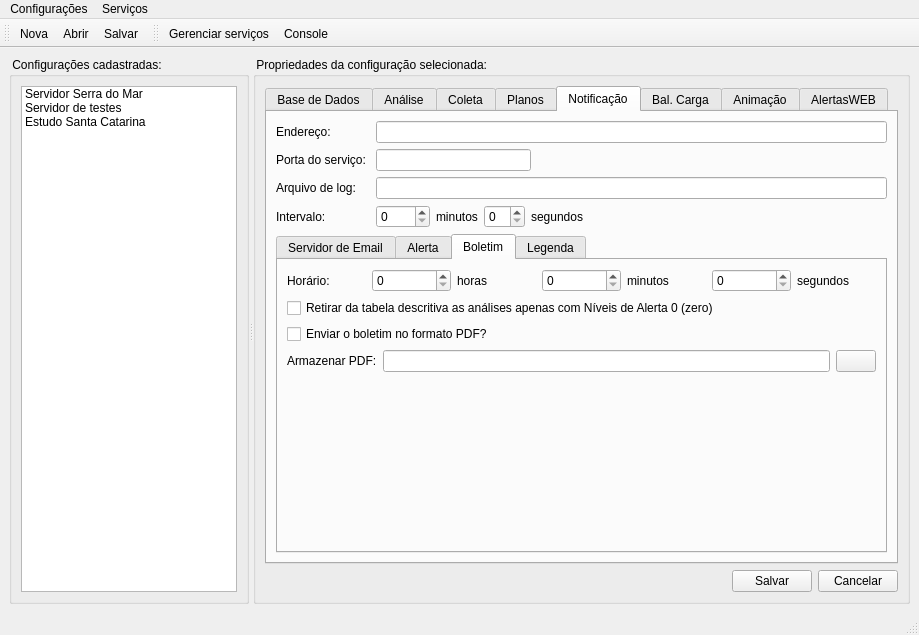
The window that src/terrama2/gui/admin/ui/AdminAppForm.ui (TerraMA2/terrama2) describes before a commit, drawn with Qt 5.
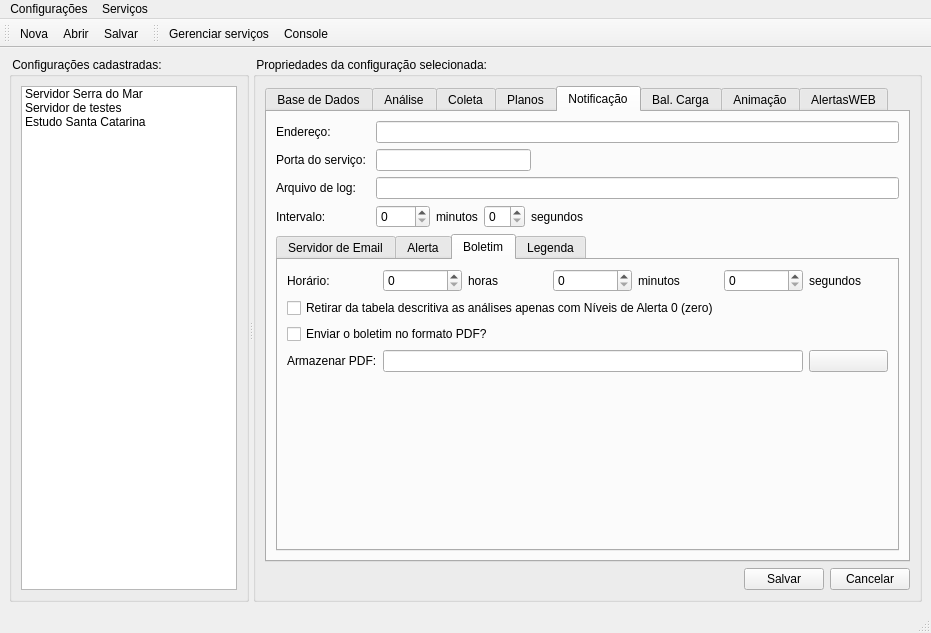
The same window after the commit. The open tabs and pages were chosen to show the change. Icons and pictures are not drawn.

Commit message: changes in the layout of Admin module, fixing size of main window

Diff of the .ui file:
```diff
--- a/src/terrama2/gui/admin/ui/AdminAppForm.ui
+++ b/src/terrama2/gui/admin/ui/AdminAppForm.ui
@@ -6,16 +6,16 @@
    <rect>
     <x>0</x>
     <y>0</y>
-    <width>919</width>
-    <height>635</height>
+    <width>931</width>
+    <height>633</height>
    </rect>
   </property>
   <property name="windowTitle">
    <string>TerraMA² - Módulo de Administração</string>
   </property>
   <widget class="QWidget" name="centralwidget">
-   <layout class="QVBoxLayout">
-    <item>
+   <layout class="QGridLayout" name="gridLayout_8">
+    <item row="0" column="0">
      <widget class="QSplitter" name="splitter">
       <property name="orientation">
        <enum>Qt::Horizontal</enum>
@@ -56,8 +56,49 @@
        <property name="title">
         <string> Propriedades da configuração selecionada: </string>
        </property>
-       <layout class="QVBoxLayout">
-        <item>
+       <layout class="QGridLayout" name="gridLayout_13">
+        <item row="1" column="0">
+         <layout class="QHBoxLayout">
+          <item>
+           <spacer>
+            <property name="orientation">
+             <enum>Qt::Horizontal</enum>
+            </property>
+            <property name="sizeHint" stdset="0">
+             <size>
+              <width>40</width>
+              <height>20</height>
+             </size>
+            </property>
+           </spacer>
+          </item>
+          <item>
+           <widget class="QPushButton" name="saveBtn">
+            <property name="text">
+             <string>Salvar</string>
+            </property>
+            <property name="icon">
+             <iconset theme="save">
+              <normaloff/>
+             </iconset>
+            </property>
+           </widget>
+          </item>
+          <item>
+           <widget class="QPushButton" name="cancelBtn">
+            <property name="text">
+             <string>Cancelar</string>
+            </property>
+            <property name="icon">
+             <iconset theme="cancel">
+              <normaloff/>
+             </iconset>
+            </property>
+           </widget>
+          </item>
+         </layout>
+        </item>
+        <item row="0" column="0">
          <widget class="QTabWidget" name="tabWidget">
           <property name="currentIndex">
            <number>0</number>
@@ -949,118 +990,110 @@
                <attribute name="title">
                 <string>Boletim</string>
                </attribute>
-               <layout class="QVBoxLayout" name="verticalLayout_3">
-                <item>
-                 <layout class="QHBoxLayout">
-                  <item>
-                   <widget class="QLabel" name="label_44">
-                    <property name="text">
-                     <string>Horário:</string>
-                    </property>
-                   </widget>
-                  </item>
-                  <item>
-                   <widget class="QSpinBox" name="notifIntervalBulletinHouSpb">
-                    <property name="maximum">
-                     <number>23</number>
-                    </property>
-                   </widget>
-                  </item>
-                  <item>
-                   <widget class="QLabel" name="label_45">
-                    <property name="sizePolicy">
-                     <sizepolicy hsizetype="Minimum" vsizetype="Preferred">
-                      <horstretch>0</horstretch>
-                      <verstretch>0</verstretch>
-                     </sizepolicy>
-                    </property>
-                    <property name="text">
-                     <string>horas</string>
-                    </property>
-                   </widget>
-                  </item>
-                  <item>
-                   <widget class="QSpinBox" name="notifIntervalBulletinMinSpb">
-                    <property name="maximum">
-                     <number>59</number>
-                    </property>
-                   </widget>
-                  </item>
-                  <item>
-                   <widget class="QLabel" name="label_43">
-                    <property name="text">
-                     <string>minutos</string>
-                    </property>
-                   </widget>
-                  </item>
-                  <item>
-                   <widget class="QSpinBox" name="notifIntervalBulletinSecSpb">
-                    <property name="maximum">
-                     <number>59</number>
-                    </property>
-                   </widget>
-                  </item>
-                  <item>
-                   <widget class="QLabel" name="label_42">
-                    <property name="text">
-                     <string>segundos</string>
-                    </property>
-                   </widget>
-                  </item>
-                 </layout>
+               <layout class="QGridLayout" name="gridLayout_6">
+                <item row="3" column="0">
+                 <widget class="QLabel" name="label_54">
+                  <property name="text">
+                   <string>Armazenar PDF:</string>
+                  </property>
+                 </widget>
                 </item>
-                <item>
+                <item row="4" column="1">
+                 <spacer>
+                  <property name="orientation">
+                   <enum>Qt::Vertical</enum>
+                  </property>
+                  <property name="sizeHint" stdset="0">
+                   <size>
+                    <width>20</width>
+                    <height>40</height>
+                   </size>
+                  </property>
+                 </spacer>
+                </item>
+                <item row="0" column="4">
+                 <widget class="QLabel" name="label_43">
+                  <property name="text">
+                   <string>minutos</string>
+                  </property>
+                 </widget>
+                </item>
+                <item row="3" column="1" colspan="5">
+                 <widget class="QLineEdit" name="pdfPathLed"/>
+                </item>
+                <item row="0" column="0">
+                 <widget class="QLabel" name="label_44">
+                  <property name="text">
+                   <string>Horário:</string>
+                  </property>
+                 </widget>
+                </item>
+                <item row="0" column="1">
+                 <widget class="QSpinBox" name="notifIntervalBulletinHouSpb">
+                  <property name="maximum">
+                   <number>23</number>
+                  </property>
+                 </widget>
+                </item>
+                <item row="0" column="6">
+                 <widget class="QLabel" name="label_42">
+                  <property name="text">
+                   <string>segundos</string>
+                  </property>
+                 </widget>
+                </item>
+                <item row="1" column="0" colspan="7">
                  <widget class="QCheckBox" name="removeZeroChk">
                   <property name="text">
                    <string>Retirar da tabela descritiva as análises apenas com Níveis de Alerta 0 (zero)</string>
                   </property>
                  </widget>
                 </item>
-                <item>
+                <item row="2" column="0" colspan="5">
                  <widget class="QCheckBox" name="bulletinPDFChk">
                   <property name="text">
                    <string>Enviar o boletim no formato PDF?</string>
                   </property>
                  </widget>
                 </item>
-                <item>
-                 <layout class="QHBoxLayout" name="horizontalLayout_2">
-                  <item>
-                   <widget class="QLabel" name="label_54">
-                    <property name="text">
-                     <string>Armazenar PDF:</string>
-                    </property>
-                   </widget>
-                  </item>
-                  <item>
-                   <widget class="QLineEdit" name="pdfPathLed"/>
-                  </item>
-                  <item>
-                   <widget class="QPushButton" name="selectPDFDirectoryBtn">
-                    <property name="text">
-                     <string/>
-                    </property>
-                    <property name="icon">
-                     <iconset theme="open-config">
-                      <normaloff/>
-                     </iconset>
-                    </property>
-                   </widget>
-                  </item>
-                 </layout>
+                <item row="0" column="2">
+                 <widget class="QLabel" name="label_45">
+                  <property name="sizePolicy">
+                   <sizepolicy hsizetype="Minimum" vsizetype="Preferred">
+                    <horstretch>0</horstretch>
+                    <verstretch>0</verstretch>
+                   </sizepolicy>
+                  </property>
+                  <property name="text">
+                   <string>horas</string>
+                  </property>
+                 </widget>
                 </item>
-                <item>
-                 <spacer>
-                  <property name="orientation">
-                   <enum>Qt::Vertical</enum>
+                <item row="0" column="5">
+                 <widget class="QSpinBox" name="notifIntervalBulletinSecSpb">
+                  <property name="maximum">
+                   <number>59</number>
                   </property>
-                  <property name="sizeHint" stdset="0">
-                   <size>
-                    <width>20</width>
-                    <height>40</height>
-                   </size>
+                 </widget>
+                </item>
+                <item row="0" column="3">
+                 <widget class="QSpinBox" name="notifIntervalBulletinMinSpb">
+                  <property name="maximum">
+                   <number>59</number>
                   </property>
-                 </spacer>
+                 </widget>
+                </item>
+                <item row="3" column="6">
+                 <widget class="QPushButton" name="selectPDFDirectoryBtn">
+                  <property name="text">
+                   <string/>
+                  </property>
+                  <property name="icon">
+                   <iconset theme="open-config">
+                    <normaloff/>
+                   </iconset>
+                  </property>
+                 </widget>
                 </item>
                </layout>
               </widget>
@@ -1600,47 +1633,6 @@
           </widget>
          </widget>
         </item>
-        <item>
-         <layout class="QHBoxLayout">
-          <item>
-           <spacer>
-            <property name="orientation">
-             <enum>Qt::Horizontal</enum>
-            </property>
-            <property name="sizeHint" stdset="0">
-             <size>
-              <width>40</width>
-              <height>20</height>
-             </size>
-            </property>
-           </spacer>
-          </item>
-          <item>
-           <widget class="QPushButton" name="saveBtn">
-            <property name="text">
-             <string>Salvar</string>
-            </property>
-            <property name="icon">
-             <iconset theme="save">
-              <normaloff/>
-             </iconset>
-            </property>
-           </widget>
-          </item>
-          <item>
-           <widget class="QPushButton" name="cancelBtn">
-            <property name="text">
-             <string>Cancelar</string>
-            </property>
-            <property name="icon">
-             <iconset theme="cancel">
-              <normaloff/>
-             </iconset>
-            </property>
-           </widget>
-          </item>
-         </layout>
-        </item>
        </layout>
       </widget>
      </widget>
@@ -1652,7 +1644,7 @@
     <rect>
      <x>0</x>
      <y>0</y>
-     <width>919</width>
+     <width>931</width>
      <height>25</height>
     </rect>
    </property>
```
Left out of the diff: 822 changed lines with no effect on the pictures. The commit also changes 2 other files.
